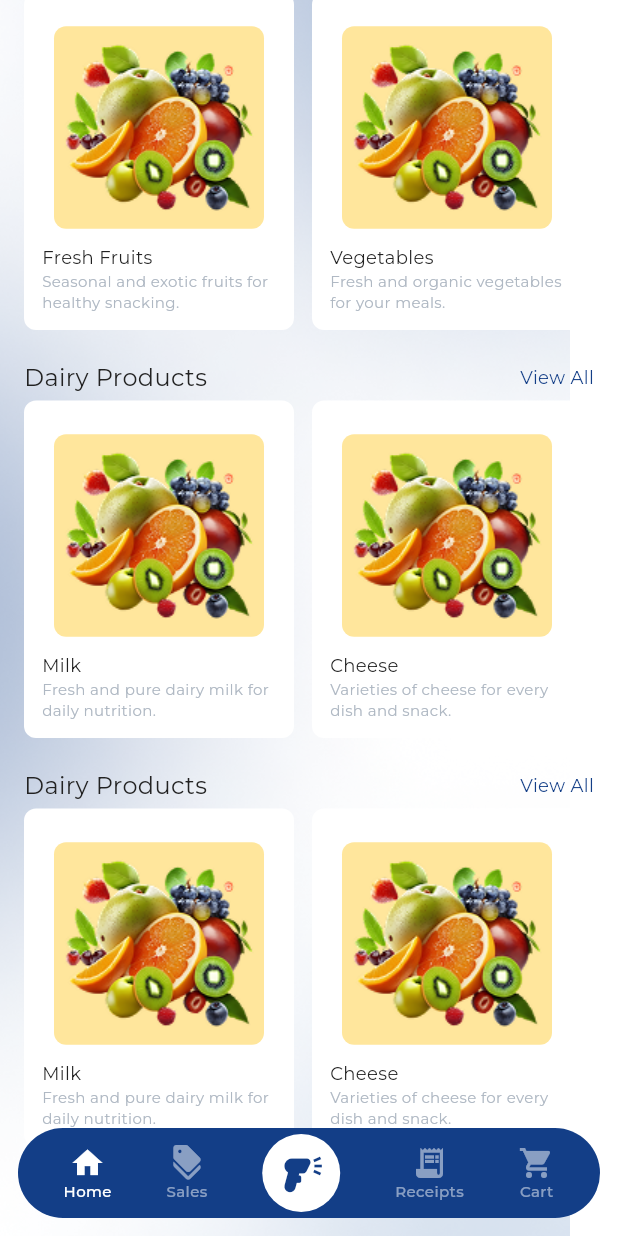
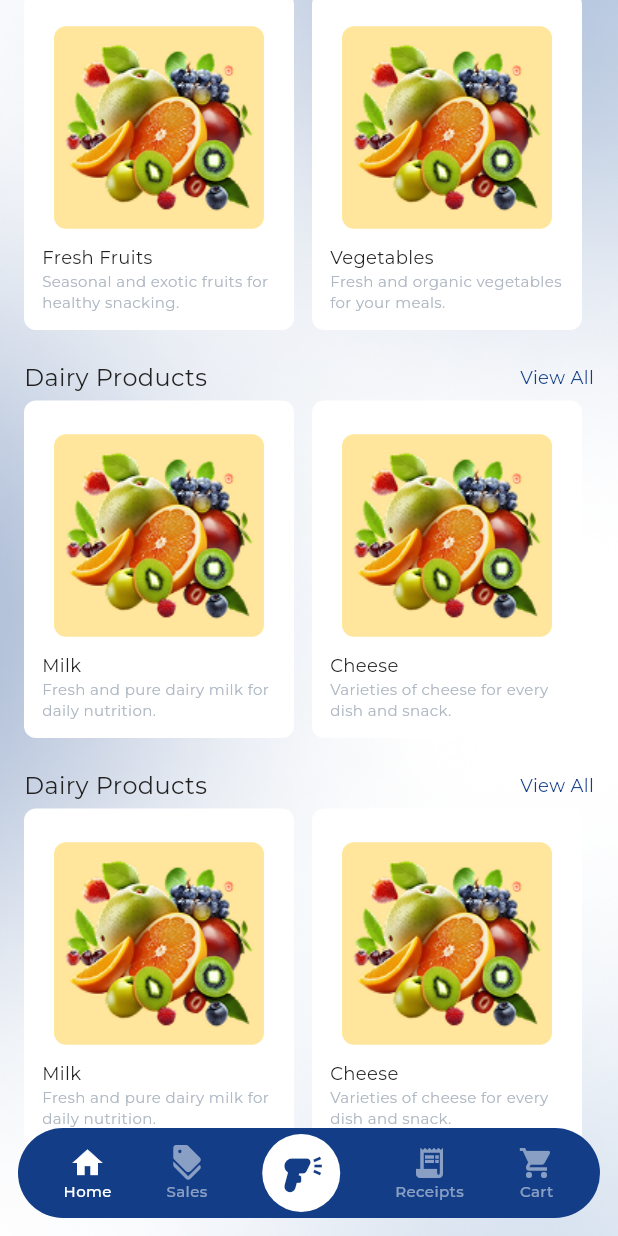
Before and after one commit to ahmetkadircicek/peasy, a Flutter app: the MainView screen opened directly, scrolled down 148 dp, on a phone screen of 412 x 824 dp. Run offline on Flutter 3.47's test engine with Material 3 defaults, Android fonts, the phone set to English and light mode, and no system bars; our stand-ins replace flutter_spinkit, google_fonts.

Commit message:
chore: update Cocoapods version and refactor HomeView and MainView
- Remove drawer implementation from HomeView and delegate drawer functionality to MainView
- Introduce a global scaffold key in MainViewModel for drawer control
- Refactor HomeView to utilize MainViewModel for drawer actions

```diff
--- a/lib/features/home/view/home_view.dart
+++ b/lib/features/home/view/home_view.dart
@@ -7,6 +7,7 @@ import 'package:peasy/core/extensions/context_extension.dart';
 import 'package:peasy/features/home/model/category_model.dart';
 import 'package:peasy/features/home/model/section_model.dart';
 import 'package:peasy/features/home/viewmodel/home_view_model.dart';
+import 'package:peasy/features/main/viewmodel/main_view_model.dart';
 import 'package:provider/provider.dart';
 
 class HomeView extends StatelessWidget {
@@ -17,85 +18,8 @@ class HomeView extends StatelessWidget {
     return Consumer<HomeViewModel>(
       builder: (context, homeViewModel, child) {
         return Scaffold(
-          drawer: _buildDrawer(context),
-          key: homeViewModel.scaffoldKey,
           body: _buildBody(context),
         );
-      },
-    );
-  }
-
-  /// Builds the drawer widget with menu items.
-  Widget _buildDrawer(BuildContext context) {
-    return Drawer(
-      width: context.width * 0.6,
-      child: Container(
-        decoration: BoxDecoration(
-          gradient: LinearGradient(
-            colors: [context.primary, Color(0xFF002A73)],
-            begin: Alignment.topCenter,
-            end: Alignment.bottomCenter,
-          ),
-        ),
-        child: SafeArea(
-          child: ListView(
-            physics: ClampingScrollPhysics(),
-            padding: PaddingConstants.symmetricHorizontalMedium,
-            children: [
-              _buildDrawerHeader(context),
-              Divider(color: context.onPrimary),
-              _buildDrawerMenuItem(context, Icons.account_circle, 'Profile', () {}),
-              _buildDrawerMenuItem(context, Icons.payment, 'Payment', () {}),
-              _buildDrawerMenuItem(context, Icons.settings, 'Settings', () {}),
-              Divider(color: context.onPrimary),
-              _buildDrawerMenuItem(context, Icons.info, 'Information', () {}),
-              _buildDrawerMenuItem(context, Icons.contact_mail, 'Contact us', () {}),
-              _buildDrawerMenuItem(context, Icons.info_outline, 'About us', () {}),
-              Divider(color: context.onPrimary),
-              _buildDrawerMenuItem(context, Icons.logout, 'Log out', () {}),
-            ],
-          ),
-        ),
-      ),
-    );
-  }
-
-  /// Builds the header for the drawer.
-  Widget _buildDrawerHeader(BuildContext context) {
-    return Container(
-      padding: PaddingConstants.symmetricVerticalMedium,
-      child: Column(
-        spacing: 32,
-        crossAxisAlignment: CrossAxisAlignment.start,
-        children: [
-          Center(child: Image.asset('assets/images/logo.png', height: 30, color: context.onPrimary)),
-          Column(
-            crossAxisAlignment: CrossAxisAlignment.start,
-            children: [
-              Content(
-                text: "Welcome, back!",
-                color: context.onPrimary,
-              ),
-              Helper(
-                text: "Name Surname",
-                color: context.onPrimary,
-              ),
-            ],
-          ),
-        ],
-      ),
-    );
-  }
-
-  /// Builds a menu item for the drawer.
-  Widget _buildDrawerMenuItem(BuildContext context, IconData icon, String title, VoidCallback onTap) {
-    return ListTile(
-      contentPadding: PaddingConstants.zeroPadding,
-      leading: Icon(icon, color: context.onPrimary),
-      title: Text(title, style: TextStyle(color: context.onPrimary)),
-      onTap: () {
-        Navigator.pop(context);
-        onTap();
       },
     );
   }
@@ -104,7 +28,12 @@ class HomeView extends StatelessWidget {
   Widget _buildBody(BuildContext context) {
     return Stack(
       children: [
-        Image.asset('assets/images/background_vector.png'),
+        Positioned.fill(
+          child: Image.asset(
+            'assets/images/background_vector.png',
+            fit: BoxFit.cover,
+          ),
+        ),
         SingleChildScrollView(
           child: SafeArea(
             child: Padding(
@@ -274,19 +203,15 @@ class HomeView extends StatelessWidget {
   Widget _buildDrawerToggleButton(BuildContext context) {
     return Positioned(
       left: 0,
-      child: Consumer<HomeViewModel>(
-        builder: (BuildContext context, HomeViewModel value, Widget? child) {
-          return GestureDetector(
+      child: GestureDetector(
         onTap: () {
-              value.scaffoldKey.currentState?.openDrawer(); // Open the drawer
+          MainViewModel.openDrawer();
         },
         child: CircleAvatar(
           radius: 27,
           backgroundColor: context.primaryColor,
           child: Icon(Icons.menu, color: Colors.white),
         ),
-          );
-        },
       ),
     );
   }
--- a/lib/features/home/viewmodel/home_view_model.dart
+++ b/lib/features/home/viewmodel/home_view_model.dart
@@ -3,7 +3,6 @@ import 'package:peasy/features/home/model/category_model.dart';
 import 'package:peasy/features/home/model/section_model.dart';
 
 class HomeViewModel extends ChangeNotifier {
-  final GlobalKey<ScaffoldState> scaffoldKey = GlobalKey<ScaffoldState>();
   List<SectionModel> _sections = [];
   List<SectionModel> get sections => _sections;
 
--- a/lib/features/main/view/main_view.dart
+++ b/lib/features/main/view/main_view.dart
@@ -14,13 +14,100 @@ class MainView extends StatefulWidget {
 }
 
 class MainViewState extends State<MainView> {
+  // Create a global key for scaffold that can be accessed from other views
+  final GlobalKey<ScaffoldState> scaffoldKey = GlobalKey<ScaffoldState>();
+
+  @override
+  void initState() {
+    super.initState();
+    // Set the scaffold key in the view model
+    MainViewModel.setScaffoldKey(scaffoldKey);
+  }
+
   @override
   Widget build(BuildContext context) {
     return Consumer<MainViewModel>(
       builder: (context, viewModel, child) {
         return Scaffold(
+          key: scaffoldKey,
+          drawer: _buildDrawer(context),
           body: _buildBody(viewModel),
         );
+      },
+    );
+  }
+
+  /// Builds the drawer widget with menu items.
+  Widget _buildDrawer(BuildContext context) {
+    return Drawer(
+      width: context.width * 0.6,
+      child: Container(
+        decoration: BoxDecoration(
+          gradient: LinearGradient(
+            colors: [context.primary, Color(0xFF002A73)],
+            begin: Alignment.topCenter,
+            end: Alignment.bottomCenter,
+          ),
+        ),
+        child: SafeArea(
+          child: ListView(
+            physics: ClampingScrollPhysics(),
+            padding: PaddingConstants.symmetricHorizontalMedium,
+            children: [
+              _buildDrawerHeader(context),
+              Divider(color: context.onPrimary),
+              _buildDrawerMenuItem(context, Icons.account_circle, 'Profile', () {}),
+              _buildDrawerMenuItem(context, Icons.payment, 'Payment', () {}),
+              _buildDrawerMenuItem(context, Icons.settings, 'Settings', () {}),
+              Divider(color: context.onPrimary),
+              _buildDrawerMenuItem(context, Icons.info, 'Information', () {}),
+              _buildDrawerMenuItem(context, Icons.contact_mail, 'Contact us', () {}),
+              _buildDrawerMenuItem(context, Icons.info_outline, 'About us', () {}),
+              Divider(color: context.onPrimary),
+              _buildDrawerMenuItem(context, Icons.logout, 'Log out', () {}),
+            ],
+          ),
+        ),
+      ),
+    );
+  }
+
+  /// Builds the header for the drawer.
+  Widget _buildDrawerHeader(BuildContext context) {
+    return Container(
+      padding: PaddingConstants.symmetricVerticalMedium,
+      child: Column(
+        crossAxisAlignment: CrossAxisAlignment.start,
+        children: [
+          Center(child: Image.asset('assets/images/logo.png', height: 30, color: context.onPrimary)),
+          const SizedBox(height: 32),
+          Column(
+            crossAxisAlignment: CrossAxisAlignment.start,
+            children: [
+              Content(
+                text: "Welcome, back!",
+                color: context.onPrimary,
+              ),
+              Helper(
+                text: "Name Surname",
+                color: context.onPrimary,
+              ),
+            ],
+          ),
+        ],
+      ),
+    );
+  }
+
+  /// Builds a menu item for the drawer.
+  Widget _buildDrawerMenuItem(BuildContext context, IconData icon, String title, VoidCallback onTap) {
+    return ListTile(
+      contentPadding: PaddingConstants.zeroPadding,
+      leading: Icon(icon, color: context.onPrimary),
+      title: Text(title, style: TextStyle(color: context.onPrimary)),
+      onTap: () {
+        Navigator.pop(context);
+        onTap();
       },
     );
   }
--- a/lib/features/main/viewmodel/main_view_model.dart
+++ b/lib/features/main/viewmodel/main_view_model.dart
@@ -1,6 +1,17 @@
 import 'package:flutter/material.dart';
 
 class MainViewModel with ChangeNotifier {
+  // Static key that can be accessed from anywhere to control the drawer
+  static GlobalKey<ScaffoldState>? _scaffoldKey;
+
+  static void setScaffoldKey(GlobalKey<ScaffoldState> key) {
+    _scaffoldKey = key;
+  }
+
+  static void openDrawer() {
+    _scaffoldKey?.currentState?.openDrawer();
+  }
+
   final PageController pageController = PageController();
   int selectedIndex = 0;
 
@@ -15,7 +26,6 @@ class MainViewModel with ChangeNotifier {
     notifyListeners();
   }
 
-
   @override
   void dispose() {
     pageController.dispose();
```
Also changed, not shown: 1 other file. Lines whose indentation alone changed are shown as unchanged.
